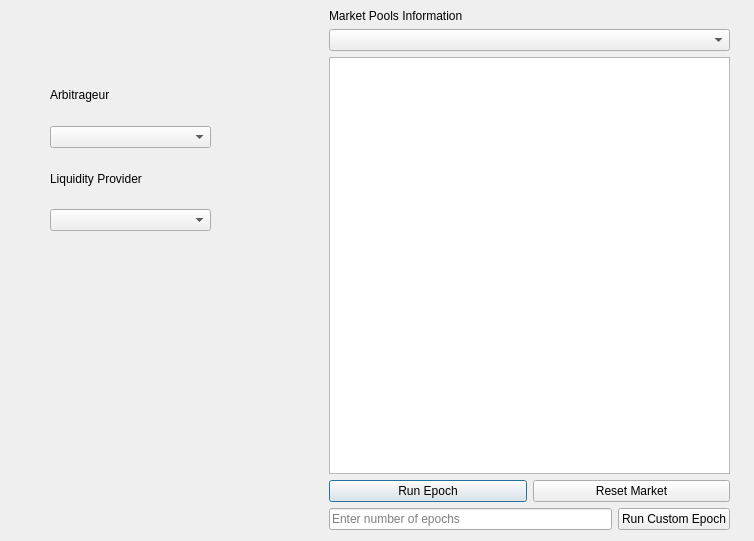
First picture: the form in SimulationPlayground.ui, repository LiquidityProtocol/AMM-Simulator, before the edit.
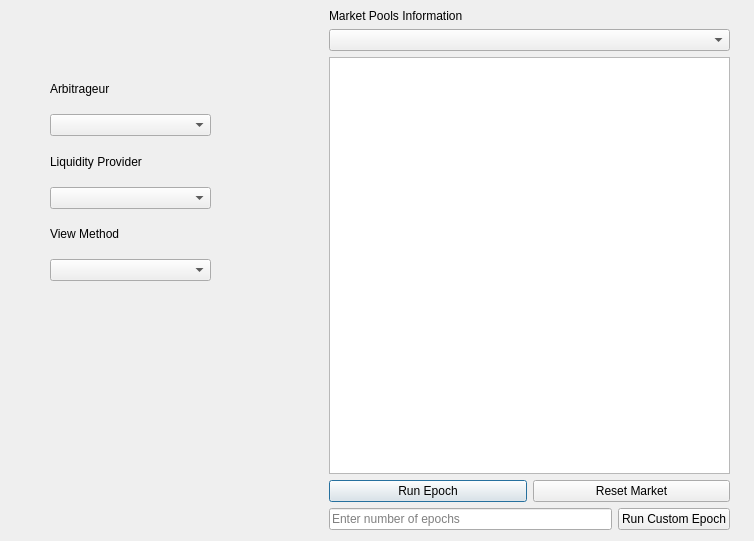
Second picture: the form after the edit.

Commit message: Add view options for Simulation page

Diff of the .ui file:
```diff
--- a/SimulationPlayground.ui
+++ b/SimulationPlayground.ui
@@ -78,13 +78,13 @@
     </item>
    </layout>
   </widget>
-  <widget class="QWidget" name="">
+  <widget class="QWidget" name="layoutWidget">
    <property name="geometry">
     <rect>
      <x>50</x>
      <y>70</y>
      <width>161</width>
-     <height>161</height>
+     <height>211</height>
     </rect>
    </property>
    <layout class="QVBoxLayout" name="verticalLayout_2">
@@ -116,6 +116,16 @@
       </property>
      </widget>
     </item>
+    <item>
+     <widget class="QLabel" name="label_4">
+      <property name="text">
+       <string>View Method</string>
+      </property>
+     </widget>
+    </item>
+    <item>
+     <widget class="QComboBox" name="View_Options"/>
+    </item>
    </layout>
   </widget>
  </widget>
```
Left out of the diff: 4 changed lines with no effect on the pictures. The commit also changes 4 other files.
